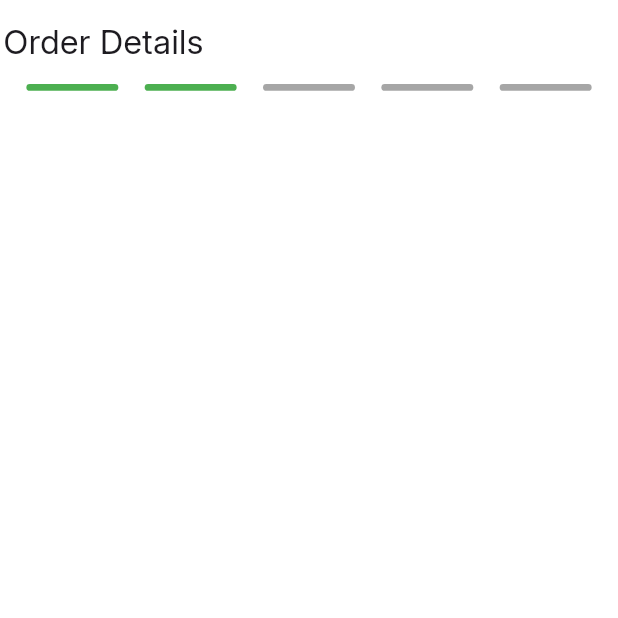
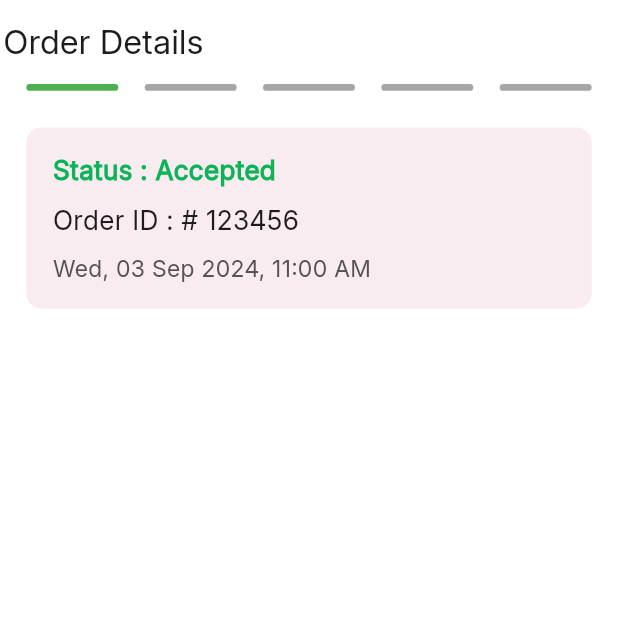
Before and after one commit to mohamedgamal125/Tracking_app, a Flutter app: the screen it shows after launch, on a phone screen of 412 x 824 dp, the top half of it. Run offline on Flutter 3.47's test engine with Material 3 defaults, Android fonts, the phone set to English and light mode, and no system bars; our stand-ins replace animated_text_kit, bloc, dio, equatable, flutter_bloc, flutter_easyloading and 11 more; generated files the repository leaves out were written again.

Commit message:
(order details): - finsh the order status widget

```diff
--- a/lib/core/utils/text_styles.dart
+++ b/lib/core/utils/text_styles.dart
@@ -55,6 +55,11 @@ abstract class AppTextStyles {
     fontFamily: 'Inter',
     fontWeight: FontWeight.w600,
     fontSize: _responsiveFontSize(18),
+  );
+    static TextStyle get inter600_16 => TextStyle(
+    fontFamily: 'Inter',
+    fontWeight: FontWeight.w600,
+    fontSize: _responsiveFontSize(16),
   );
   static TextStyle get inter700_20 => TextStyle(
     fontFamily: 'Inter',
--- a/lib/feature/order_details/presentation/view/widgets/order_details_view_body.dart
+++ b/lib/feature/order_details/presentation/view/widgets/order_details_view_body.dart
@@ -1,6 +1,7 @@
 import 'package:flutter/material.dart';
 import 'package:tracking_app/core/common/get_responsive_height_and_width.dart';
 import 'package:tracking_app/feature/order_details/presentation/view/widgets/custom_step_widget.dart';
+import 'package:tracking_app/feature/order_details/presentation/view/widgets/order_status_widget.dart';
 
 class OrderDetailsViewBody extends StatefulWidget {
   const OrderDetailsViewBody({super.key});
@@ -10,8 +11,14 @@ class OrderDetailsViewBody extends StatefulWidget {
 }
 
 class _OrderDetailsViewBodyState extends State<OrderDetailsViewBody> {
-  int index = 1;
-
+  int index = 0;
+  List<String> statusList = [
+    'Accepted',
+    'Picked',
+    ' Out for delivery',
+    'Arrived',
+    'Delivered'
+  ];
   @override
   Widget build(BuildContext context) {
     return Padding(
@@ -22,6 +29,9 @@ class _OrderDetailsViewBodyState extends State<OrderDetailsViewBody> {
             stepCount: 5,
             currentStep: index,
           ),
+          SizedBox(height: responsiveHeight(24)),
+          OrderStatusWidget(statusList: statusList, index: index),
+          SizedBox(height: responsiveHeight(16)),
         ],
       ),
     );
--- /dev/null
+++ b/lib/feature/order_details/presentation/view/widgets/order_status_widget.dart
@@ -0,0 +1,47 @@
+import 'package:flutter/material.dart';
+import 'package:tracking_app/core/common/get_responsive_height_and_width.dart';
+import 'package:tracking_app/core/utils/app_colors.dart';
+import 'package:tracking_app/core/utils/text_styles.dart';
+
+class OrderStatusWidget extends StatelessWidget {
+  const OrderStatusWidget({
+    super.key,
+    required this.statusList,
+    required this.index,
+  });
+
+  final List<String> statusList;
+  final int index;
+
+  @override
+  Widget build(BuildContext context) {
+    return Container(
+      padding: EdgeInsets.only(
+          left: responsiveWidth(16),
+          top: responsiveHeight(16),
+          bottom: responsiveHeight(16)),
+      width: responsiveWidth(343),
+      // height: responsiveHeight(110),
+      decoration: BoxDecoration(
+          color: Color(0xffF9ECF0), borderRadius: BorderRadius.circular(10)),
+      child: Column(
+        spacing: responsiveHeight(8),
+        crossAxisAlignment: CrossAxisAlignment.start,
+        children: [
+          Text(
+            'Status : ${statusList[index]}',
+            style:
+                AppTextStyles.inter600_16.copyWith(color: AppColors.greenColor),
+          ),
+          Text('Order ID : # 123456', style: AppTextStyles.inter500_16),
+          Text(
+            'Wed, 03 Sep 2024, 11:00 AM ',
+            style: AppTextStyles.inter500_14.copyWith(
+              color: Color(0xff535353),
+            ),
+          ),
+        ],
+      ),
+    );
+  }
+}
```
